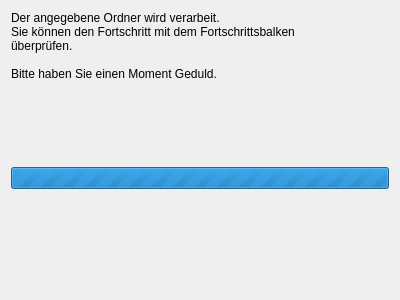
KDE/simon, file simon/src/simonmodelmanagementui/ImportTrainingData/importtrainingdataworkingdlg.ui: the form before one commit.
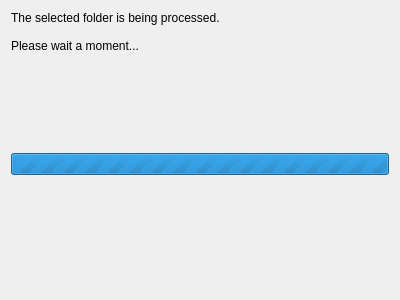
The form after the commit.

Patch:
```diff
--- a/simon/src/simonmodelmanagementui/ImportTrainingData/importtrainingdataworkingdlg.ui
+++ b/simon/src/simonmodelmanagementui/ImportTrainingData/importtrainingdataworkingdlg.ui
@@ -16,11 +16,9 @@
    <item>
     <widget class="QLabel" name="lbMain" >
      <property name="text" >
-      <string>Der angegebene Ordner wird verarbeit.
-Sie können den Fortschritt mit dem Fortschrittsbalken
-überprüfen.
+      <string>The selected folder is being processed.
 
-Bitte haben Sie einen Moment Geduld.</string>
+Please wait a moment...</string>
      </property>
      <property name="wordWrap" >
       <bool>true</bool>
@@ -46,7 +44,7 @@
       <number>0</number>
      </property>
      <property name="value" >
-      <number>44449</number>
+      <number>44870</number>
      </property>
     </widget>
    </item>
```
